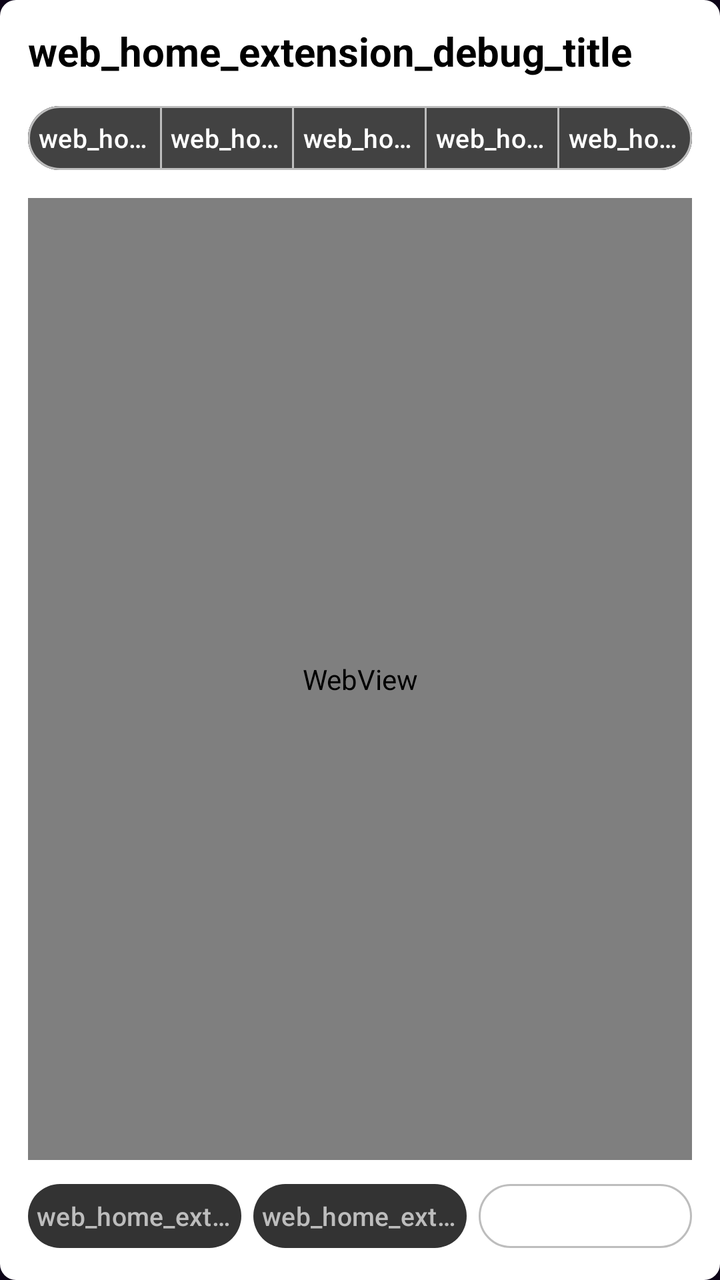
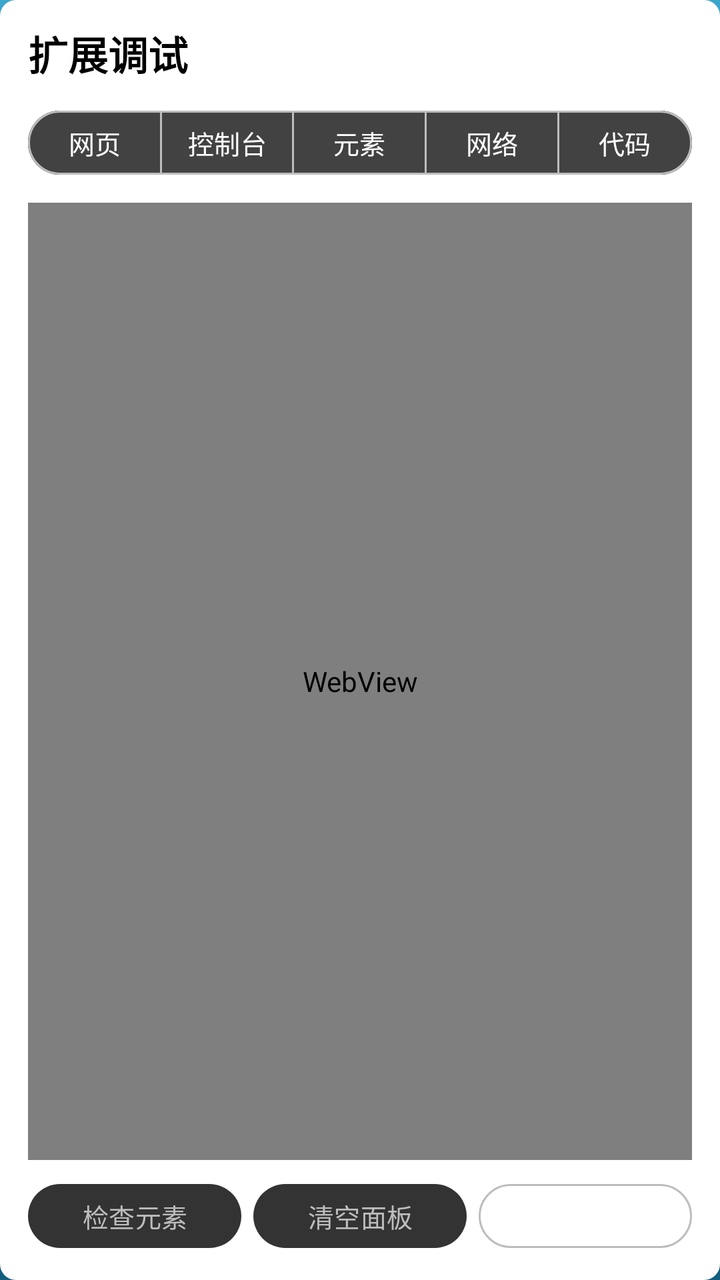

Screens rendered from an Android XML layout before and after an edit, with the pre-edit source and the edit as a unified diff.
<!-- AndroidManifest.xml: application theme AppTheme -->
<!-- res/layout/dialog_web_home_extension_debug.xml -->
<?xml version="1.0" encoding="utf-8"?>
<androidx.appcompat.widget.LinearLayoutCompat xmlns:android="http://schemas.android.com/apk/res/android"
    xmlns:app="http://schemas.android.com/apk/res-auto"
    android:id="@+id/root"
    android:layout_width="match_parent"
    android:layout_height="match_parent"
    android:background="@drawable/shape_shell_proxy_dialog"
    android:orientation="vertical"
    android:paddingStart="14dp"
    android:paddingTop="12dp"
    android:paddingEnd="14dp"
    android:paddingBottom="12dp">

    <androidx.appcompat.widget.LinearLayoutCompat
        android:layout_width="match_parent"
        android:layout_height="wrap_content"
        android:gravity="center_vertical"
        android:orientation="horizontal">

        <com.google.android.material.textview.MaterialTextView
            android:layout_width="match_parent"
            android:layout_height="wrap_content"
            android:text="@string/web_home_extension_debug_title"
            android:textColor="@color/black"
            android:textSize="20sp"
            android:textStyle="bold" />

    </androidx.appcompat.widget.LinearLayoutCompat>

    <com.google.android.material.button.MaterialButtonToggleGroup
        android:id="@+id/tabGroup"
        android:layout_width="match_parent"
        android:layout_height="wrap_content"
        android:layout_marginTop="10dp"
        app:selectionRequired="true"
        app:singleSelection="true">

        <com.google.android.material.button.MaterialButton
            android:id="@+id/tabWeb"
            style="@style/Widget.Material3.Button.OutlinedButton"
            android:layout_width="0dp"
            android:layout_height="40dp"
            android:layout_weight="1"
            android:minHeight="40dp"
            android:minWidth="0dp"
            android:paddingStart="4dp"
            android:paddingEnd="4dp"
            android:singleLine="true"
            android:text="@string/web_home_extension_tab_web"
            android:textColor="@color/dialog_toggle_button_text"
            android:textSize="13sp"
            app:backgroundTint="@color/dialog_toggle_button_bg"
            app:strokeColor="@color/dialog_outlined_button_stroke" />

        <com.google.android.material.button.MaterialButton
            android:id="@+id/tabConsole"
            style="@style/Widget.Material3.Button.OutlinedButton"
            android:layout_width="0dp"
            android:layout_height="40dp"
            android:layout_weight="1"
            android:minHeight="40dp"
            android:minWidth="0dp"
            android:paddingStart="4dp"
            android:paddingEnd="4dp"
            android:singleLine="true"
            android:text="@string/web_home_extension_tab_console"
            android:textColor="@color/dialog_toggle_button_text"
            android:textSize="13sp"
            app:backgroundTint="@color/dialog_toggle_button_bg"
            app:strokeColor="@color/dialog_outlined_button_stroke" />

        <com.google.android.material.button.MaterialButton
            android:id="@+id/tabElements"
            style="@style/Widget.Material3.Button.OutlinedButton"
            android:layout_width="0dp"
            android:layout_height="40dp"
            android:layout_weight="1"
            android:minHeight="40dp"
            android:minWidth="0dp"
            android:paddingStart="4dp"
            android:paddingEnd="4dp"
            android:singleLine="true"
            android:text="@string/web_home_extension_tab_elements"
            android:textColor="@color/dialog_toggle_button_text"
            android:textSize="13sp"
            app:backgroundTint="@color/dialog_toggle_button_bg"
            app:strokeColor="@color/dialog_outlined_button_stroke" />

        <com.google.android.material.button.MaterialButton
            android:id="@+id/tabNetwork"
            style="@style/Widget.Material3.Button.OutlinedButton"
            android:layout_width="0dp"
            android:layout_height="40dp"
            android:layout_weight="1"
            android:minHeight="40dp"
            android:minWidth="0dp"
            android:paddingStart="4dp"
            android:paddingEnd="4dp"
            android:singleLine="true"
            android:text="@string/web_home_extension_tab_network"
            android:textColor="@color/dialog_toggle_button_text"
            android:textSize="13sp"
            app:backgroundTint="@color/dialog_toggle_button_bg"
            app:strokeColor="@color/dialog_outlined_button_stroke" />

        <com.google.android.material.button.MaterialButton
            android:id="@+id/tabCode"
            style="@style/Widget.Material3.Button.OutlinedButton"
            android:layout_width="0dp"
            android:layout_height="40dp"
            android:layout_weight="1"
            android:minHeight="40dp"
            android:minWidth="0dp"
            android:paddingStart="4dp"
            android:paddingEnd="4dp"
            android:singleLine="true"
            android:text="@string/web_home_extension_tab_code"
            android:textColor="@color/dialog_toggle_button_text"
            android:textSize="13sp"
            app:backgroundTint="@color/dialog_toggle_button_bg"
            app:strokeColor="@color/dialog_outlined_button_stroke" />

    </com.google.android.material.button.MaterialButtonToggleGroup>

    <FrameLayout
        android:id="@+id/pages"
        android:layout_width="match_parent"
        android:layout_height="0dp"
        android:layout_marginTop="10dp"
        android:layout_weight="1">

        <WebView
            android:id="@+id/web"
            android:layout_width="match_parent"
            android:layout_height="match_parent" />

        <com.google.android.material.textfield.TextInputLayout
            android:id="@+id/consoleLayout"
            android:layout_width="match_parent"
            android:layout_height="match_parent"
            android:visibility="gone"
            app:boxBackgroundColor="@color/white"
            app:boxStrokeColor="@color/dialog_outlined_button_stroke"
            app:hintEnabled="false">

            <com.fongmi.android.tv.ui.custom.SafeScrollEditText
                android:id="@+id/consoleText"
                android:layout_width="match_parent"
                android:layout_height="match_parent"
                android:fontFamily="monospace"
                android:gravity="start|top"
                android:inputType="textMultiLine|textNoSuggestions"
                android:scrollHorizontally="true"
                android:scrollbars="none"
                android:singleLine="false"
                android:textColor="@color/black" />

        </com.google.android.material.textfield.TextInputLayout>

        <com.google.android.material.textfield.TextInputLayout
            android:id="@+id/elementsLayout"
            android:layout_width="match_parent"
            android:layout_height="match_parent"
            android:visibility="gone"
            app:boxBackgroundColor="@color/white"
            app:boxStrokeColor="@color/dialog_outlined_button_stroke"
            app:hintEnabled="false">

            <com.fongmi.android.tv.ui.custom.SafeScrollEditText
                android:id="@+id/elementsText"
                android:layout_width="match_parent"
                android:layout_height="match_parent"
                android:fontFamily="monospace"
                android:gravity="start|top"
                android:inputType="textMultiLine|textNoSuggestions"
                android:scrollHorizontally="true"
                android:scrollbars="none"
                android:singleLine="false"
                android:textColor="@color/black" />

        </com.google.android.material.textfield.TextInputLayout>

        <androidx.appcompat.widget.LinearLayoutCompat
            android:id="@+id/networkLayout"
            android:layout_width="match_parent"
            android:layout_height="match_parent"
            android:background="@color/white"
            android:orientation="vertical"
            android:padding="8dp"
            android:visibility="gone">

            <HorizontalScrollView
                android:layout_width="match_parent"
                android:layout_height="wrap_content"
                android:fillViewport="false"
                android:overScrollMode="never"
                android:scrollbars="none">

                <com.google.android.material.button.MaterialButtonToggleGroup
                    android:id="@+id/networkFilterGroup"
                    android:layout_width="wrap_content"
                    android:layout_height="wrap_content"
                    app:selectionRequired="true"
                    app:singleSelection="true">

                    <com.google.android.material.button.MaterialButton
                        android:id="@+id/filterAll"
                        style="@style/Widget.Material3.Button.OutlinedButton"
                        android:layout_width="wrap_content"
                        android:layout_height="36dp"
                        android:minHeight="36dp"
                        android:minWidth="64dp"
                        android:text="@string/web_home_extension_network_all"
                        android:textColor="@color/dialog_toggle_button_text"
                        app:backgroundTint="@color/dialog_toggle_button_bg"
                        app:strokeColor="@color/dialog_outlined_button_stroke" />

                    <com.google.android.material.button.MaterialButton
                        android:id="@+id/filterWeb"
                        style="@style/Widget.Material3.Button.OutlinedButton"
                        android:layout_width="wrap_content"
                        android:layout_height="36dp"
                        android:minHeight="36dp"
                        android:minWidth="64dp"
                        android:text="@string/web_home_extension_network_web"
                        android:textColor="@color/dialog_toggle_button_text"
                        app:backgroundTint="@color/dialog_toggle_button_bg"
                        app:strokeColor="@color/dialog_outlined_button_stroke" />

                    <com.google.android.material.button.MaterialButton
                        android:id="@+id/filterScript"
                        style="@style/Widget.Material3.Button.OutlinedButton"
                        android:layout_width="wrap_content"
                        android:layout_height="36dp"
                        android:minHeight="36dp"
                        android:minWidth="64dp"
                        android:text="@string/web_home_extension_network_script"
                        android:textColor="@color/dialog_toggle_button_text"
                        app:backgroundTint="@color/dialog_toggle_button_bg"
                        app:strokeColor="@color/dialog_outlined_button_stroke" />

                    <com.google.android.material.button.MaterialButton
                        android:id="@+id/filterError"
                        style="@style/Widget.Material3.Button.OutlinedButton"
                        android:layout_width="wrap_content"
                        android:layout_height="36dp"
                        android:minHeight="36dp"
                        android:minWidth="64dp"
                        android:text="@string/web_home_extension_network_error"
                        android:textColor="@color/dialog_toggle_button_text"
                        app:backgroundTint="@color/dialog_toggle_button_bg"
                        app:strokeColor="@color/dialog_outlined_button_stroke" />

                </com.google.android.material.button.MaterialButtonToggleGroup>

            </HorizontalScrollView>

            <com.google.android.material.textfield.TextInputLayout
                android:layout_width="match_parent"
                android:layout_height="wrap_content"
                android:layout_marginTop="8dp"
                android:hint="@string/web_home_extension_network_filter"
                app:boxBackgroundColor="@color/white"
                app:boxStrokeColor="@color/dialog_outlined_button_stroke"
                app:hintTextColor="#5F6368">

                <com.google.android.material.textfield.TextInputEditText
                    android:id="@+id/networkSearch"
                    android:layout_width="match_parent"
                    android:layout_height="wrap_content"
                    android:importantForAutofill="no"
                    android:inputType="textNoSuggestions|textUri"
                    android:scrollHorizontally="true"
                    android:scrollbars="none"
                    android:singleLine="true"
                    android:textColor="@color/black"
                    android:textColorHint="#666666" />

            </com.google.android.material.textfield.TextInputLayout>

            <FrameLayout
                android:layout_width="match_parent"
                android:layout_height="0dp"
                android:layout_marginTop="8dp"
                android:layout_weight="1"
                android:background="#FAFAFA">

                <com.fongmi.android.tv.ui.custom.CustomNestedScrollView
                    android:id="@+id/networkRowsVertical"
                    android:layout_width="match_parent"
                    android:layout_height="match_parent"
                    android:fillViewport="true"
                    android:overScrollMode="never"
                    android:scrollbars="none">

                    <HorizontalScrollView
                        android:id="@+id/networkRowsHorizontal"
                        android:layout_width="match_parent"
                        android:layout_height="wrap_content"
                        android:fillViewport="true"
                        android:overScrollMode="never"
                        android:scrollbars="none">

                        <androidx.appcompat.widget.LinearLayoutCompat
                            android:id="@+id/networkRows"
                            android:layout_width="wrap_content"
                            android:layout_height="wrap_content"
                            android:minWidth="980dp"
                            android:orientation="vertical" />

                    </HorizontalScrollView>

                </com.fongmi.android.tv.ui.custom.CustomNestedScrollView>

            </FrameLayout>

            <androidx.appcompat.widget.LinearLayoutCompat
                android:layout_width="match_parent"
                android:layout_height="36dp"
                android:layout_marginTop="8dp"
                android:gravity="center_vertical"
                android:orientation="horizontal">

                <com.google.android.material.textview.MaterialTextView
                    android:layout_width="0dp"
                    android:layout_height="wrap_content"
                    android:layout_weight="1"
                    android:text="@string/web_home_extension_network_detail"
                    android:textColor="#202124"
                    android:textSize="13sp"
                    android:textStyle="bold" />

                <com.google.android.material.button.MaterialButton
                    android:id="@+id/detailSmaller"
                    style="@style/Widget.Material3.Button.OutlinedButton"
                    android:layout_width="44dp"
                    android:layout_height="32dp"
                    android:minHeight="32dp"
                    android:minWidth="0dp"
                    android:contentDescription="@string/web_home_extension_network_detail_smaller"
                    android:text=""
                    android:textColor="@color/dialog_outlined_button_text"
                    app:icon="@drawable/ic_detail_minus"
                    app:iconGravity="textTop"
                    app:iconPadding="0dp"
                    app:iconTint="@color/dialog_outlined_button_text"
                    app:backgroundTint="@color/dialog_outlined_button_bg"
                    app:strokeColor="@color/dialog_outlined_button_stroke" />

                <com.google.android.material.button.MaterialButton
                    android:id="@+id/detailBigger"
                    style="@style/Widget.Material3.Button.OutlinedButton"
                    android:layout_width="44dp"
                    android:layout_height="32dp"
                    android:layout_marginStart="8dp"
                    android:minHeight="32dp"
                    android:minWidth="0dp"
                    android:contentDescription="@string/web_home_extension_network_detail_bigger"
                    android:text=""
                    android:textColor="@color/dialog_outlined_button_text"
                    app:icon="@drawable/ic_detail_plus"
                    app:iconGravity="textTop"
                    app:iconPadding="0dp"
                    app:iconTint="@color/dialog_outlined_button_text"
                    app:backgroundTint="@color/dialog_outlined_button_bg"
                    app:strokeColor="@color/dialog_outlined_button_stroke" />

            </androidx.appcompat.widget.LinearLayoutCompat>

            <FrameLayout
                android:id="@+id/networkDetailFrame"
                android:layout_width="match_parent"
                android:layout_height="128dp"
                android:background="#FAFAFA">

                <com.fongmi.android.tv.ui.custom.SafeScrollEditText
                    android:id="@+id/networkDetail"
                    android:layout_width="match_parent"
                    android:layout_height="match_parent"
                    android:background="@android:color/transparent"
                    android:fontFamily="monospace"
                    android:gravity="start|top"
                    android:inputType="textMultiLine|textNoSuggestions"
                    android:padding="8dp"
                    android:scrollHorizontally="true"
                    android:scrollbars="none"
                    android:singleLine="false"
                    android:textColor="@color/black"
                    android:textIsSelectable="true"
                    android:textSize="12sp" />

            </FrameLayout>

        </androidx.appcompat.widget.LinearLayoutCompat>

        <com.google.android.material.textfield.TextInputLayout
            android:id="@+id/codeLayout"
            android:layout_width="match_parent"
            android:layout_height="match_parent"
            android:visibility="gone"
            app:boxBackgroundColor="@color/white"
            app:boxStrokeColor="@color/dialog_outlined_button_stroke"
            app:hintEnabled="false">

            <com.fongmi.android.tv.ui.custom.SafeScrollEditText
                android:id="@+id/codeText"
                android:layout_width="match_parent"
                android:layout_height="match_parent"
                android:fontFamily="monospace"
                android:gravity="start|top"
                android:hint="@string/web_home_extension_code_hint"
                android:inputType="textMultiLine|textNoSuggestions"
                android:scrollHorizontally="true"
                android:scrollbars="none"
                android:singleLine="false"
                android:textColor="@color/black"
                android:textColorHint="#666666" />

        </com.google.android.material.textfield.TextInputLayout>

    </FrameLayout>

    <androidx.appcompat.widget.LinearLayoutCompat
        android:id="@+id/actions"
        android:layout_width="match_parent"
        android:layout_height="wrap_content"
        android:layout_marginTop="8dp"
        android:gravity="center_vertical"
        android:orientation="horizontal">

        <com.google.android.material.button.MaterialButton
            android:id="@+id/scriptSelector"
            style="@style/Widget.Material3.Button.OutlinedButton"
            android:layout_width="0dp"
            android:layout_height="40dp"
            android:layout_weight="1"
            android:minWidth="0dp"
            android:paddingStart="4dp"
            android:paddingEnd="4dp"
            android:singleLine="true"
            android:text="@string/web_home_extension_select_script"
            android:textColor="@color/dialog_outlined_button_text"
            android:textSize="13sp"
            android:visibility="gone"
            app:backgroundTint="@color/dialog_outlined_button_bg"
            app:strokeColor="@color/dialog_outlined_button_stroke" />

        <com.google.android.material.button.MaterialButton
            android:id="@+id/inspect"
            style="@style/Widget.Material3.Button.TonalButton"
            android:layout_width="0dp"
            android:layout_height="40dp"
            android:layout_weight="1"
            android:minWidth="0dp"
            android:paddingStart="4dp"
            android:paddingEnd="4dp"
            android:singleLine="true"
            android:text="@string/web_home_extension_inspect_element"
            android:textColor="@color/dialog_tonal_button_text"
            android:textSize="13sp"
            app:backgroundTint="@color/dialog_tonal_button_bg" />

        <com.google.android.material.button.MaterialButton
            android:id="@+id/clearPanel"
            style="@style/Widget.Material3.Button.TonalButton"
            android:layout_width="0dp"
            android:layout_height="40dp"
            android:layout_marginStart="6dp"
            android:layout_weight="1"
            android:minWidth="0dp"
            android:paddingStart="4dp"
            android:paddingEnd="4dp"
            android:singleLine="true"
            android:text="@string/web_home_extension_clear_panel"
            android:textColor="@color/dialog_tonal_button_text"
            android:textSize="13sp"
            app:backgroundTint="@color/dialog_tonal_button_bg" />

        <com.google.android.material.button.MaterialButton
            android:id="@+id/save"
            style="@style/Widget.Material3.Button"
            android:layout_width="0dp"
            android:layout_height="40dp"
            android:layout_marginStart="6dp"
            android:layout_weight="1"
            android:minWidth="0dp"
            android:paddingStart="4dp"
            android:paddingEnd="4dp"
            android:singleLine="true"
            android:text="@string/web_home_extension_save_preview"
            android:textColor="@color/dialog_primary_button_text"
            android:textSize="13sp"
            android:visibility="gone"
            app:backgroundTint="@color/dialog_primary_button_bg" />

        <com.google.android.material.button.MaterialButton
            android:id="@+id/close"
            style="@style/Widget.Material3.Button.OutlinedButton"
            android:layout_width="0dp"
            android:layout_height="40dp"
            android:layout_marginStart="6dp"
            android:layout_weight="1"
            android:minWidth="0dp"
            android:paddingStart="4dp"
            android:paddingEnd="4dp"
            android:singleLine="true"
            android:text="@string/dialog_negative"
            android:textColor="@color/dialog_outlined_button_text"
            android:textSize="13sp"
            app:backgroundTint="@color/dialog_outlined_button_bg"
            app:strokeColor="@color/dialog_outlined_button_stroke" />

    </androidx.appcompat.widget.LinearLayoutCompat>

</androidx.appcompat.widget.LinearLayoutCompat>
<!-- resources referenced by this layout -->
<resources>
  <color name="black">#000000</color>
  <color name="dialog_outlined_button_bg">#00FFFFFF</color>
  <color name="dialog_outlined_button_stroke">#FFBDBDBD</color>
  <color name="dialog_outlined_button_text">#FFFFFFFF</color>
  <color name="dialog_primary_button_bg">#FF4CAF50</color>
  <color name="dialog_primary_button_text">#FFFFFFFF</color>
  <color name="dialog_toggle_button_bg">#FF424242</color>
  <color name="dialog_toggle_button_text">#FFFFFFFF</color>
  <color name="dialog_tonal_button_bg">#FF333333</color>
  <color name="dialog_tonal_button_text">#FFBDBDBD</color>
  <color name="white">#FFFFFF</color>
  <!-- drawable ic_detail_minus (drawable) -->
  <?xml version="1.0" encoding="utf-8"?>
  <vector xmlns:android="http://schemas.android.com/apk/res/android"
      android:width="24dp"
      android:height="24dp"
      android:viewportWidth="24"
      android:viewportHeight="24">
      <path
          android:fillColor="#174EA6"
          android:pathData="M5,11H19V13H5Z" />
  </vector>
  <!-- drawable shape_shell_proxy_dialog (drawable) -->
  <?xml version="1.0" encoding="utf-8"?>
  <shape xmlns:android="http://schemas.android.com/apk/res/android"
      android:shape="rectangle">
  
      <solid android:color="@color/white" />
  
      <corners android:radius="8dp" />
  
  </shape>
  <string name="dialog_negative">对话框 - dialog_negative</string>
  <string name="web_home_extension_clear_panel">web_home_extension_clear_panel</string>
  <string name="web_home_extension_code_hint">web_home_extension_code_hint</string>
  <string name="web_home_extension_debug_title">web_home_extension_debug_title</string>
  <string name="web_home_extension_inspect_element">web_home_extension_inspect_element</string>
  <string name="web_home_extension_network_all">web_home_extension_network_all</string>
  <string name="web_home_extension_network_detail">web_home_extension_network_detail</string>
  <string name="web_home_extension_network_detail_bigger">web_home_extension_network_detail_bigger</string>
  <string name="web_home_extension_network_detail_smaller">web_home_extension_network_detail_smaller</string>
  <string name="web_home_extension_network_error">web_home_extension_network_error</string>
  <string name="web_home_extension_network_filter">web_home_extension_network_filter</string>
  <string name="web_home_extension_network_script">web_home_extension_network_script</string>
  <string name="web_home_extension_network_web">web_home_extension_network_web</string>
  <string name="web_home_extension_save_preview">web_home_extension_save_preview</string>
  <string name="web_home_extension_select_script">web_home_extension_select_script</string>
  <string name="web_home_extension_tab_code">web_home_extension_tab_code</string>
  <string name="web_home_extension_tab_console">web_home_extension_tab_console</string>
  <string name="web_home_extension_tab_elements">web_home_extension_tab_elements</string>
  <string name="web_home_extension_tab_network">web_home_extension_tab_network</string>
  <string name="web_home_extension_tab_web">web_home_extension_tab_web</string>
  <style name="AppTheme" parent="Base.AppTheme" />
  <style name="Base.AppTheme" parent="Theme.Material3.Dark.NoActionBar">
          <item name="colorPrimary">@color/colorPrimary</item>
          <item name="colorOnPrimary">@color/colorOnPrimary</item>
          <item name="colorPrimaryVariant">@color/colorPrimaryVariant</item>
          <item name="android:statusBarColor">@android:color/transparent</item>
          <item name="android:navigationBarColor">@android:color/transparent</item>
          <item name="android:windowBackground">@color/bg_dark</item>
          <item name="android:windowDrawsSystemBarBackgrounds">true</item>
          <item name="android:forceDarkAllowed">false</item>
      </style>
  <color name="colorPrimary">#FF2E93</color>
  <color name="colorOnPrimary">#FFFFFF</color>
  <color name="colorPrimaryVariant">#C2187A</color>
  <color name="bg_dark">#0D0518</color>
  <!-- unchanged entries left out for length: 1 -->
</resources>

<!-- the commit's change to res/layout/dialog_web_home_extension_debug.xml (unified diff, before → after) -->
@@ -143,7 +143,7 @@
             app:boxStrokeColor="@color/dialog_outlined_button_stroke"
             app:hintEnabled="false">
 
-            <com.fongmi.android.tv.ui.custom.SafeScrollEditText
+            <com.yingtu.plus.ui.custom.SafeScrollEditText
                 android:id="@+id/consoleText"
                 android:layout_width="match_parent"
                 android:layout_height="match_parent"
@@ -166,7 +166,7 @@
             app:boxStrokeColor="@color/dialog_outlined_button_stroke"
             app:hintEnabled="false">
 
-            <com.fongmi.android.tv.ui.custom.SafeScrollEditText
+            <com.yingtu.plus.ui.custom.SafeScrollEditText
                 android:id="@+id/elementsText"
                 android:layout_width="match_parent"
                 android:layout_height="match_parent"
@@ -285,7 +285,7 @@
                 android:layout_weight="1"
                 android:background="#FAFAFA">
 
-                <com.fongmi.android.tv.ui.custom.CustomNestedScrollView
+                <com.yingtu.plus.ui.custom.CustomNestedScrollView
                     android:id="@+id/networkRowsVertical"
                     android:layout_width="match_parent"
                     android:layout_height="match_parent"
@@ -310,7 +310,7 @@
 
                     </HorizontalScrollView>
 
-                </com.fongmi.android.tv.ui.custom.CustomNestedScrollView>
+                </com.yingtu.plus.ui.custom.CustomNestedScrollView>
 
             </FrameLayout>
 
@@ -373,7 +373,7 @@
                 android:layout_height="128dp"
                 android:background="#FAFAFA">
 
-                <com.fongmi.android.tv.ui.custom.SafeScrollEditText
+                <com.yingtu.plus.ui.custom.SafeScrollEditText
                     android:id="@+id/networkDetail"
                     android:layout_width="match_parent"
                     android:layout_height="match_parent"
@@ -402,7 +402,7 @@
             app:boxStrokeColor="@color/dialog_outlined_button_stroke"
             app:hintEnabled="false">
 
-            <com.fongmi.android.tv.ui.custom.SafeScrollEditText
+            <com.yingtu.plus.ui.custom.SafeScrollEditText
                 android:id="@+id/codeText"
                 android:layout_width="match_parent"
                 android:layout_height="match_parent"
<!-- resource entries referenced after the edit -->
@@ -33,25 +33,25 @@
   
   </shape>
   <string name="dialog_negative">对话框 - dialog_negative</string>
-  <string name="web_home_extension_clear_panel">web_home_extension_clear_panel</string>
-  <string name="web_home_extension_code_hint">web_home_extension_code_hint</string>
-  <string name="web_home_extension_debug_title">web_home_extension_debug_title</string>
-  <string name="web_home_extension_inspect_element">web_home_extension_inspect_element</string>
-  <string name="web_home_extension_network_all">web_home_extension_network_all</string>
-  <string name="web_home_extension_network_detail">web_home_extension_network_detail</string>
-  <string name="web_home_extension_network_detail_bigger">web_home_extension_network_detail_bigger</string>
-  <string name="web_home_extension_network_detail_smaller">web_home_extension_network_detail_smaller</string>
-  <string name="web_home_extension_network_error">web_home_extension_network_error</string>
-  <string name="web_home_extension_network_filter">web_home_extension_network_filter</string>
-  <string name="web_home_extension_network_script">web_home_extension_network_script</string>
-  <string name="web_home_extension_network_web">web_home_extension_network_web</string>
-  <string name="web_home_extension_save_preview">web_home_extension_save_preview</string>
-  <string name="web_home_extension_select_script">web_home_extension_select_script</string>
-  <string name="web_home_extension_tab_code">web_home_extension_tab_code</string>
-  <string name="web_home_extension_tab_console">web_home_extension_tab_console</string>
-  <string name="web_home_extension_tab_elements">web_home_extension_tab_elements</string>
-  <string name="web_home_extension_tab_network">web_home_extension_tab_network</string>
-  <string name="web_home_extension_tab_web">web_home_extension_tab_web</string>
+  <string name="web_home_extension_clear_panel">清空面板</string>
+  <string name="web_home_extension_code_hint">输入扩展代码</string>
+  <string name="web_home_extension_debug_title">扩展调试</string>
+  <string name="web_home_extension_inspect_element">检查元素</string>
+  <string name="web_home_extension_network_all">全部</string>
+  <string name="web_home_extension_network_detail">详情</string>
+  <string name="web_home_extension_network_detail_bigger">放大详情</string>
+  <string name="web_home_extension_network_detail_smaller">缩小详情</string>
+  <string name="web_home_extension_network_error">错误</string>
+  <string name="web_home_extension_network_filter">过滤网络请求</string>
+  <string name="web_home_extension_network_script">脚本</string>
+  <string name="web_home_extension_network_web">网页</string>
+  <string name="web_home_extension_save_preview">保存预览</string>
+  <string name="web_home_extension_select_script">选择脚本</string>
+  <string name="web_home_extension_tab_code">代码</string>
+  <string name="web_home_extension_tab_console">控制台</string>
+  <string name="web_home_extension_tab_elements">元素</string>
+  <string name="web_home_extension_tab_network">网络</string>
+  <string name="web_home_extension_tab_web">网页</string>
   <style name="AppTheme" parent="Base.AppTheme" />
   <style name="Base.AppTheme" parent="Theme.Material3.Dark.NoActionBar">
           <item name="colorPrimary">@color/colorPrimary</item>
@@ -59,14 +59,27 @@
           <item name="colorPrimaryVariant">@color/colorPrimaryVariant</item>
           <item name="android:statusBarColor">@android:color/transparent</item>
           <item name="android:navigationBarColor">@android:color/transparent</item>
-          <item name="android:windowBackground">@color/bg_dark</item>
+          <item name="android:windowBackground">@drawable/bg_main_gradient</item>
           <item name="android:windowDrawsSystemBarBackgrounds">true</item>
           <item name="android:forceDarkAllowed">false</item>
       </style>
-  <color name="colorPrimary">#FF2E93</color>
-  <color name="colorOnPrimary">#FFFFFF</color>
-  <color name="colorPrimaryVariant">#C2187A</color>
-  <color name="bg_dark">#0D0518</color>
+  <color name="colorPrimary">#2BC4D8</color>
+  <color name="colorOnPrimary">#06202A</color>
+  <color name="colorPrimaryVariant">#1FA7BC</color>
+  <!-- drawable bg_main_gradient (drawable) -->
+  <?xml version="1.0" encoding="utf-8"?>
+  <shape xmlns:android="http://schemas.android.com/apk/res/android"
+      android:shape="rectangle">
+      <gradient
+          android:angle="270"
+          android:startColor="@color/gradient_top"
+          android:centerColor="@color/gradient_mid"
+          android:endColor="@color/gradient_bottom"
+          android:type="linear" />
+  </shape>
+  <color name="gradient_top">#3AA6CC</color>
+  <color name="gradient_mid">#227FA6</color>
+  <color name="gradient_bottom">#145E7E</color>
   <!-- unchanged entries left out for length: 1 -->
 </resources>
 
